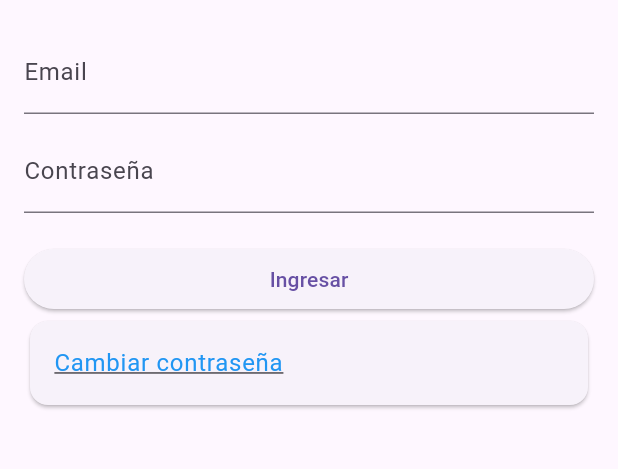
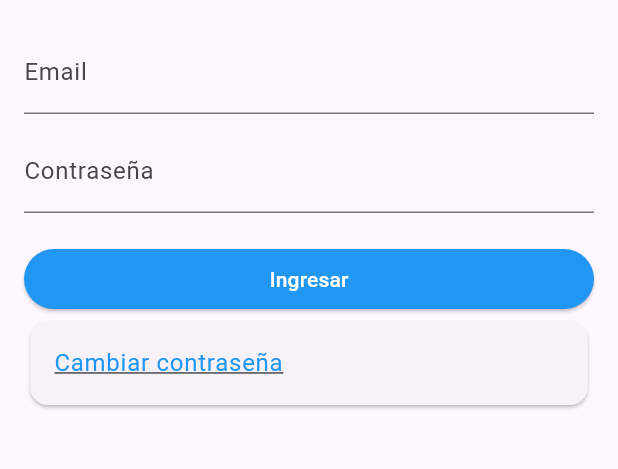
Before and after one commit to kratius12/ApiFlutter, a Flutter app: the screen it shows after launch, after a tap on "Ingresar como Empleado", on a phone screen of 412 x 824 dp, the part 408-877 px from its top. Run offline on Flutter 3.47's test engine with Material 3 defaults, Android fonts, the phone set to English and light mode, and no system bars; missing offline and left inert: jwt_decode.

Commit message:
Update loginempleado.dart

```diff
--- a/proveedores/lib/Pages/login/empleados/loginempleado.dart
+++ b/proveedores/lib/Pages/login/empleados/loginempleado.dart
@@ -68,6 +68,8 @@ class _LoginScreenState extends State<EmpleadoLoginPage> {
                       SizedBox(
                           width: 400,
                           child: ElevatedButton(
+                            style: ElevatedButton.styleFrom(
+                                backgroundColor: Colors.blue),
                             onPressed: () {
                               // Validar campos antes de iniciar la transición de carga
                               if (_formKey.currentState!.validate()) {
@@ -94,7 +96,10 @@ class _LoginScreenState extends State<EmpleadoLoginPage> {
                                 });
                               }
                             },
-                            child: const Text("Ingresar"),
+                            child: const Text(
+                              "Ingresar",
+                              style: TextStyle(color: Colors.white),
+                            ),
                             // Resto del código...
                           )),
                       Card(
```
